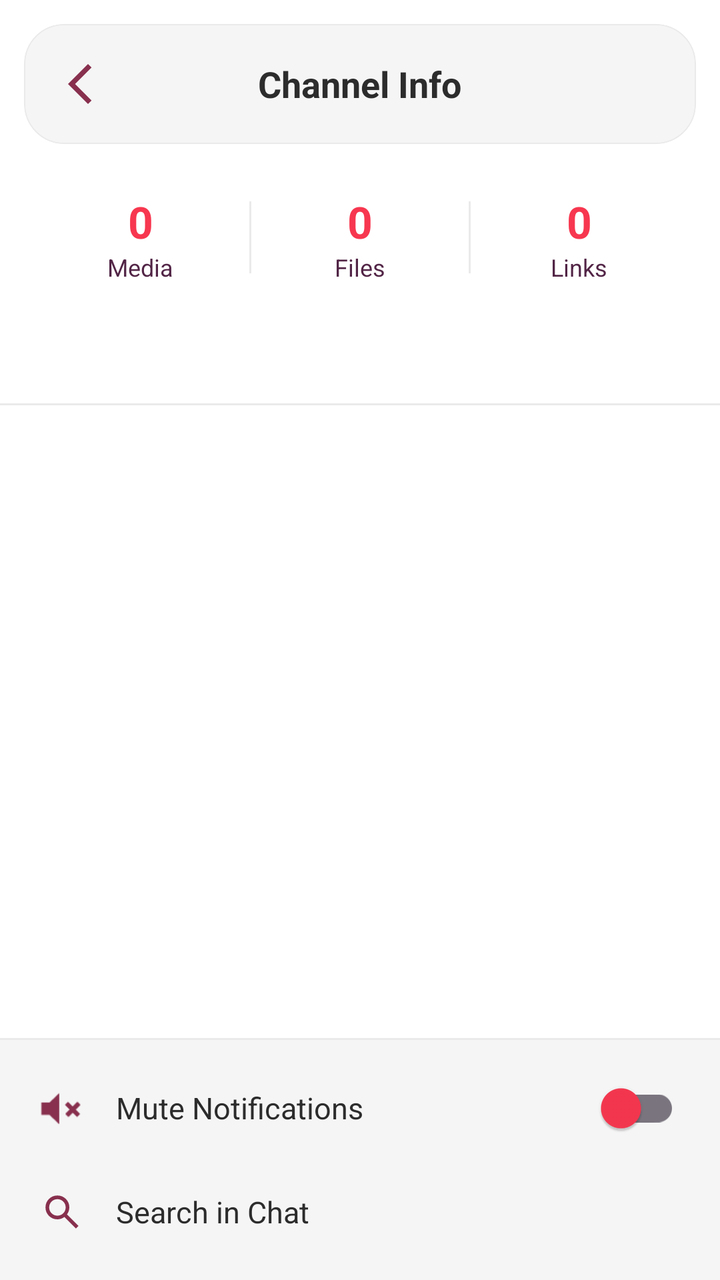
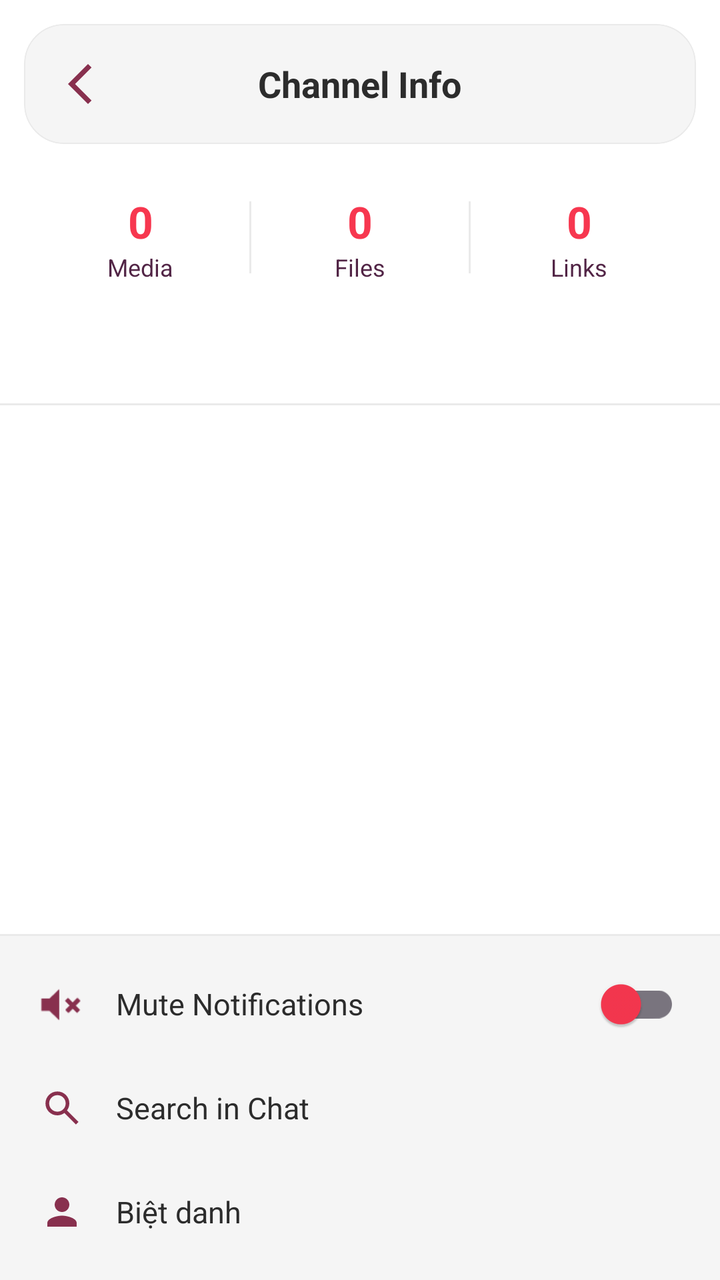

Screens rendered from an Android XML layout before and after an edit, with the pre-edit source and the edit as a unified diff.
<!-- AndroidManifest.xml: application theme Theme.SE114_CallingSystem -->
<!-- res/layout/activity_chat_info.xml -->
<?xml version="1.0" encoding="utf-8"?>
<LinearLayout xmlns:android="http://schemas.android.com/apk/res/android"
    xmlns:app="http://schemas.android.com/apk/res-auto"
    android:id="@+id/main"
    android:layout_width="match_parent"
    android:layout_height="match_parent"
    android:background="@color/bg_primary"
    android:orientation="vertical"
    android:fitsSystemWindows="true">

    
    <com.google.android.material.card.MaterialCardView
        android:layout_width="match_parent"
        android:layout_height="60dp"
        android:layout_margin="12dp"
        app:cardBackgroundColor="@color/bg_secondary"
        app:cardCornerRadius="20dp"
        app:cardElevation="0dp"
        app:strokeColor="@color/card_stroke"
        app:strokeWidth="0.5dp">

        <RelativeLayout
            android:layout_width="match_parent"
            android:layout_height="match_parent"
            android:paddingHorizontal="16dp">

            <ImageView
                android:id="@+id/btnBack"
                android:layout_width="24dp"
                android:layout_height="24dp"
                android:layout_centerVertical="true"
                android:src="@drawable/icon_backbutton"
                app:tint="@color/icon_tint" />

            <TextView
                android:id="@+id/tvChannelInfoName"
                android:layout_width="wrap_content"
                android:layout_height="wrap_content"
                android:layout_centerInParent="true"
                android:text="Channel Info"
                android:textColor="@color/text_primary"
                android:textSize="18sp"
                android:textStyle="bold" />
        </RelativeLayout>
    </com.google.android.material.card.MaterialCardView>

    
    <LinearLayout
        android:layout_width="match_parent"
        android:layout_height="wrap_content"
        android:orientation="horizontal"
        android:gravity="center"
        android:paddingVertical="12dp"
        android:layout_marginHorizontal="16dp">

        <LinearLayout
            android:layout_width="0dp"
            android:layout_height="wrap_content"
            android:layout_weight="1"
            android:gravity="center"
            android:orientation="vertical">
            <TextView
                android:id="@+id/tvMediaCount"
                android:layout_width="wrap_content"
                android:layout_height="wrap_content"
                android:text="0"
                android:textColor="@color/accent"
                android:textSize="22sp"
                android:textStyle="bold" />
            <TextView
                android:layout_width="wrap_content"
                android:layout_height="wrap_content"
                android:text="Media"
                android:textColor="@color/text_secondary"
                android:textSize="12sp" />
        </LinearLayout>

        <View
            android:layout_width="1dp"
            android:layout_height="36dp"
            android:background="@color/divider" />

        <LinearLayout
            android:layout_width="0dp"
            android:layout_height="wrap_content"
            android:layout_weight="1"
            android:gravity="center"
            android:orientation="vertical">
            <TextView
                android:id="@+id/tvFileCount"
                android:layout_width="wrap_content"
                android:layout_height="wrap_content"
                android:text="0"
                android:textColor="@color/accent"
                android:textSize="22sp"
                android:textStyle="bold" />
            <TextView
                android:layout_width="wrap_content"
                android:layout_height="wrap_content"
                android:text="Files"
                android:textColor="@color/text_secondary"
                android:textSize="12sp" />
        </LinearLayout>

        <View
            android:layout_width="1dp"
            android:layout_height="36dp"
            android:background="@color/divider" />

        <LinearLayout
            android:layout_width="0dp"
            android:layout_height="wrap_content"
            android:layout_weight="1"
            android:gravity="center"
            android:orientation="vertical">
            <TextView
                android:id="@+id/tvLinkCount"
                android:layout_width="wrap_content"
                android:layout_height="wrap_content"
                android:text="0"
                android:textColor="@color/accent"
                android:textSize="22sp"
                android:textStyle="bold" />
            <TextView
                android:layout_width="wrap_content"
                android:layout_height="wrap_content"
                android:text="Links"
                android:textColor="@color/text_secondary"
                android:textSize="12sp" />
        </LinearLayout>
    </LinearLayout>

    
    <com.google.android.material.tabs.TabLayout
        android:id="@+id/tabLayout"
        android:layout_width="match_parent"
        android:layout_height="48dp"
        android:layout_marginHorizontal="16dp"
        android:background="@color/bg_primary"
        app:tabIndicatorColor="@color/accent"
        app:tabIndicatorHeight="3dp"
        app:tabIndicatorFullWidth="false"
        app:tabSelectedTextColor="@color/accent"
        app:tabTextColor="@color/text_secondary"
        app:tabRippleColor="@color/accent_surface"
        app:tabMode="fixed"
        app:tabGravity="fill" />

    <View
        android:layout_width="match_parent"
        android:layout_height="1dp"
        android:background="@color/divider" />

    
    <androidx.viewpager2.widget.ViewPager2
        android:id="@+id/viewPager"
        android:layout_width="match_parent"
        android:layout_height="0dp"
        android:layout_weight="1" />

    
    <View
        android:layout_width="match_parent"
        android:layout_height="1dp"
        android:background="@color/divider" />

    <LinearLayout
        android:layout_width="match_parent"
        android:layout_height="wrap_content"
        android:background="@color/bg_secondary"
        android:orientation="vertical"
        android:paddingVertical="8dp">

        <LinearLayout
            android:id="@+id/btnMuteNotifications"
            android:layout_width="match_parent"
            android:layout_height="52dp"
            android:gravity="center_vertical"
            android:paddingHorizontal="20dp"
            android:background="?attr/selectableItemBackground"
            android:clickable="true"
            android:focusable="true">
            <ImageView
                android:layout_width="22dp"
                android:layout_height="22dp"
                android:src="@android:drawable/ic_lock_silent_mode"
                app:tint="@color/icon_tint" />
            <TextView
                android:layout_width="0dp"
                android:layout_height="wrap_content"
                android:layout_weight="1"
                android:layout_marginStart="16dp"
                android:text="Mute Notifications"
                android:textColor="@color/text_primary"
                android:textSize="15sp" />
            <com.google.android.material.switchmaterial.SwitchMaterial
                android:id="@+id/switchMute"
                android:layout_width="wrap_content"
                android:layout_height="wrap_content"
                app:thumbTint="@color/accent" />
        </LinearLayout>

        <LinearLayout
            android:id="@+id/btnSearchInChat"
            android:layout_width="match_parent"
            android:layout_height="52dp"
            android:gravity="center_vertical"
            android:paddingHorizontal="20dp"
            android:background="?attr/selectableItemBackground"
            android:clickable="true"
            android:focusable="true">
            <ImageView
                android:layout_width="22dp"
                android:layout_height="22dp"
                android:src="@drawable/icon_searchbutton"
                app:tint="@color/icon_tint" />
            <TextView
                android:layout_width="wrap_content"
                android:layout_height="wrap_content"
                android:layout_marginStart="16dp"
                android:text="Search in Chat"
                android:textColor="@color/text_primary"
                android:textSize="15sp" />
        </LinearLayout>

    </LinearLayout>

</LinearLayout>
<!-- resources referenced by this layout -->
<resources>
  <color name="accent">#F7374F</color>
  <color name="accent_surface">#FFE5E8</color>
  <color name="bg_primary">#FFFFFF</color>
  <color name="bg_secondary">#F5F5F5</color>
  <color name="card_stroke">#EAEAEA</color>
  <color name="divider">#EAEAEA</color>
  <color name="icon_tint">#88304E</color>
  <color name="text_primary">#2C2C2C</color>
  <color name="text_secondary">#522546</color>
  <!-- drawable icon_backbutton (drawable) -->
  <vector xmlns:android="http://schemas.android.com/apk/res/android"
      android:width="24dp"
      android:height="24dp"
      android:viewportWidth="960"
      android:viewportHeight="960">
    <path
        android:pathData="M640,880 L240,480l400,-400 71,71 -329,329 329,329 -71,71Z"
        android:fillColor="#000000"/>
  </vector>
  <!-- drawable icon_searchbutton (drawable) -->
  <vector xmlns:android="http://schemas.android.com/apk/res/android"
      android:width="24dp"
      android:height="24dp"
      android:viewportWidth="960"
      android:viewportHeight="960">
    <path
        android:pathData="M784,840 L532,588q-30,24 -69,38t-83,14q-109,0 -184.5,-75.5T120,380q0,-109 75.5,-184.5T380,120q109,0 184.5,75.5T640,380q0,44 -14,83t-38,69l252,252 -56,56ZM380,560q75,0 127.5,-52.5T560,380q0,-75 -52.5,-127.5T380,200q-75,0 -127.5,52.5T200,380q0,75 52.5,127.5T380,560Z"
        android:fillColor="#000000"/>
  </vector>
  <style name="Theme.SE114_CallingSystem" parent="Base.Theme.SE114_CallingSystem" />
  <style name="Base.Theme.SE114_CallingSystem" parent="Theme.Material3.DayNight.NoActionBar">
          <item name="colorPrimary">@color/accent</item>
          <item name="colorOnPrimary">@color/text_on_accent</item>
          <item name="colorSecondary">@color/accent_light</item>
          <item name="android:windowBackground">@color/bg_primary</item>
          <item name="android:statusBarColor">@color/bg_primary</item>
          <item name="android:navigationBarColor">@color/bg_primary</item>
      </style>
  <color name="text_on_accent">#FFFFFF</color>
  <color name="accent_light">#FF6B7A</color>
</resources>

<!-- the commit's change to res/layout/activity_chat_info.xml (unified diff, before → after) -->
@@ -223,6 +223,29 @@
                 android:textSize="15sp" />
         </LinearLayout>
 
+        <LinearLayout
+            android:id="@+id/btnNicknames"
+            android:layout_width="match_parent"
+            android:layout_height="52dp"
+            android:gravity="center_vertical"
+            android:paddingHorizontal="20dp"
+            android:background="?attr/selectableItemBackground"
+            android:clickable="true"
+            android:focusable="true">
+            <ImageView
+                android:layout_width="22dp"
+                android:layout_height="22dp"
+                android:src="@drawable/icon_user"
+                app:tint="@color/icon_tint" />
+            <TextView
+                android:layout_width="wrap_content"
+                android:layout_height="wrap_content"
+                android:layout_marginStart="16dp"
+                android:text="Biệt danh"
+                android:textColor="@color/text_primary"
+                android:textSize="15sp" />
+        </LinearLayout>
+
     </LinearLayout>
 
 </LinearLayout>
<!-- resource entries referenced after the edit -->
@@ -29,6 +29,17 @@
         android:pathData="M784,840 L532,588q-30,24 -69,38t-83,14q-109,0 -184.5,-75.5T120,380q0,-109 75.5,-184.5T380,120q109,0 184.5,75.5T640,380q0,44 -14,83t-38,69l252,252 -56,56ZM380,560q75,0 127.5,-52.5T560,380q0,-75 -52.5,-127.5T380,200q-75,0 -127.5,52.5T200,380q0,75 52.5,127.5T380,560Z"
         android:fillColor="#000000"/>
   </vector>
+  <!-- drawable icon_user (drawable) -->
+  <?xml version="1.0" encoding="utf-8"?>
+  <vector xmlns:android="http://schemas.android.com/apk/res/android"
+      android:width="24dp"
+      android:height="24dp"
+      android:viewportWidth="24"
+      android:viewportHeight="24">
+      <path
+          android:fillColor="#FFFFFF"
+          android:pathData="M12,12c2.21,0 4,-1.79 4,-4s-1.79,-4 -4,-4 -4,1.79 -4,4 1.79,4 4,4zM12,14c-2.67,0 -8,1.34 -8,4v2h16v-2c0,-2.66 -5.33,-4 -8,-4z"/>
+  </vector>
   <style name="Theme.SE114_CallingSystem" parent="Base.Theme.SE114_CallingSystem" />
   <style name="Base.Theme.SE114_CallingSystem" parent="Theme.Material3.DayNight.NoActionBar">
           <item name="colorPrimary">@color/accent</item>
